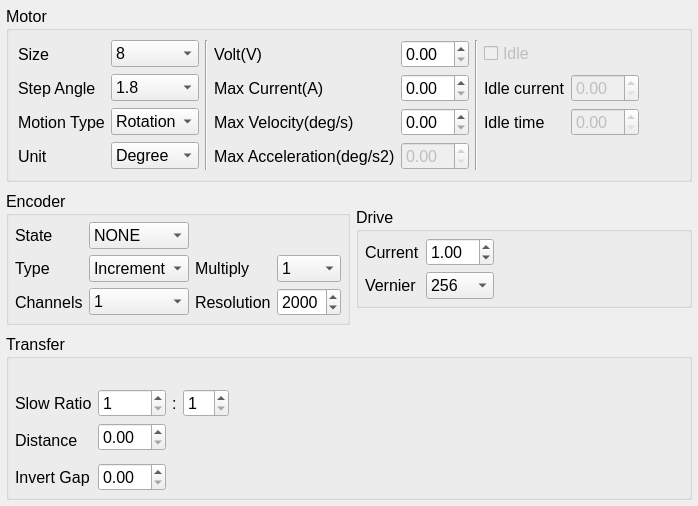
ww4u/megarobostudio, file source/wnd/ui/mrqaxes.ui: the form before one commit.
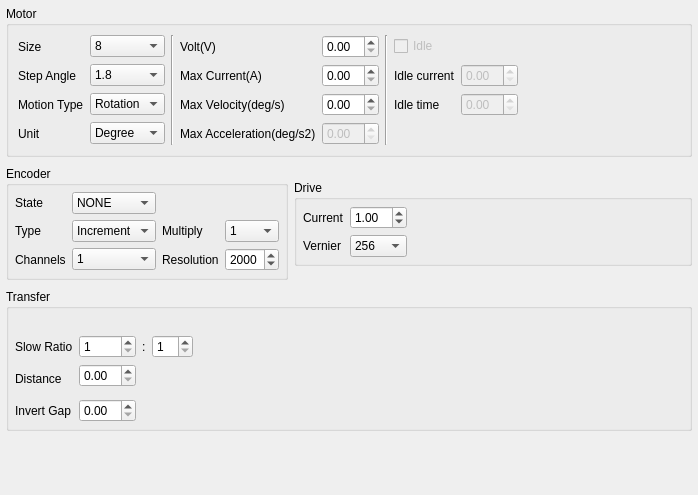
The form after the commit. Icons and pictures are not drawn.

What changed in the file:
```diff
--- a/source/wnd/ui/mrqaxes.ui
+++ b/source/wnd/ui/mrqaxes.ui
@@ -16,11 +16,6 @@
     <verstretch>0</verstretch>
    </sizepolicy>
   </property>
-  <property name="font">
-   <font>
-    <pointsize>12</pointsize>
-   </font>
-  </property>
   <property name="windowTitle">
    <string>Form</string>
   </property>
```
